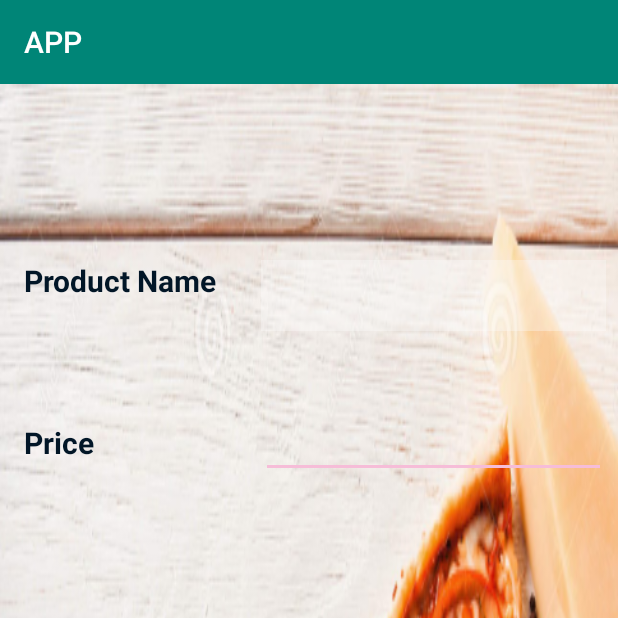
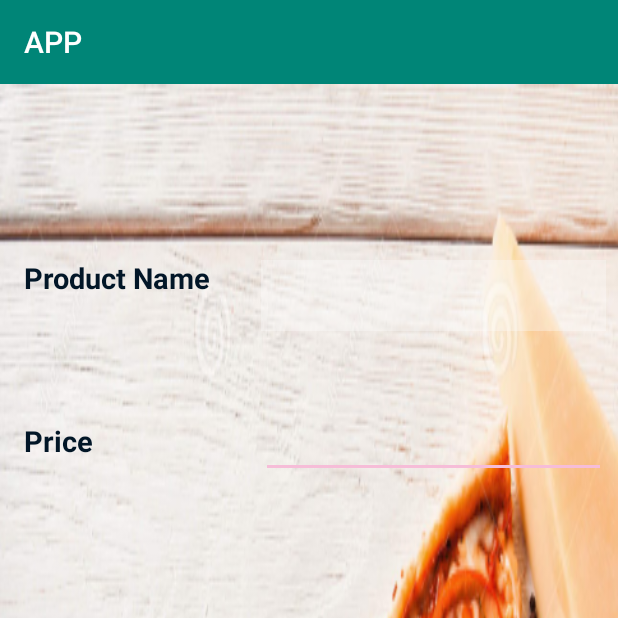
Before and after one commit to vidushaNasome/APP, an Android app: the AdminUpdate screen opened directly, with no data from a screen before it, on a phone screen of 412 x 824 dp, the top half of it. Run offline under Robolectric (Android 15) with nearby library versions, the light colour scheme and no system bars; our stand-ins replace Firebase (no records; nobody signed in at launch, a user with empty details on screens opened directly).

Commit message:
Merge branch 'master' of https://github.com/vidushaNasome/APP into New
# Conflicts:
#	app/src/main/res/drawable-xxxhdpi/Picture7.png
#	app/src/main/res/drawable-xxxhdpi/picture7.png
#	app/src/main/res/layout/activity_register.xml

```diff
--- a/app/src/main/res/layout/activity_admin_update.xml
+++ b/app/src/main/res/layout/activity_admin_update.xml
@@ -61,7 +61,7 @@
         android:ems="10"
         android:inputType="textPersonName"
         android:textColor="#1225A5"
-        android:textSize="20dp"
+        android:textSize="18dp"
         app:layout_constraintBottom_toBottomOf="parent"
         app:layout_constraintEnd_toEndOf="parent"
         app:layout_constraintHorizontal_bias="1.0"
@@ -83,7 +83,7 @@
         android:background="#55FCFBFB"
         android:singleLine="false"
         android:textColor="#1225A5"
-        android:textSize="20dp"
+        android:textSize="18dp"
 
         app:layout_constraintBottom_toBottomOf="parent"
         app:layout_constraintEnd_toEndOf="parent"
@@ -102,7 +102,7 @@
         android:layout_marginRight="8dp"
         android:text="@string/name"
         android:textColor="#021627"
-        android:textSize="20dp"
+        android:textSize="19dp"
         android:textStyle="bold"
         app:layout_constraintBaseline_toBaselineOf="@+id/Pname"
         app:layout_constraintEnd_toEndOf="@+id/Pname"
@@ -119,7 +119,7 @@
         android:layout_marginRight="8dp"
         android:text="@string/price"
         android:textColor="#021627"
-        android:textSize="20dp"
+        android:textSize="19dp"
         android:textStyle="bold"
         app:layout_constraintBaseline_toBaselineOf="@+id/pprice"
         app:layout_constraintEnd_toEndOf="@+id/pprice"
```
Also changed, not shown: app/src/main/res/drawable-xxxhdpi/picture7.png (deleted).
